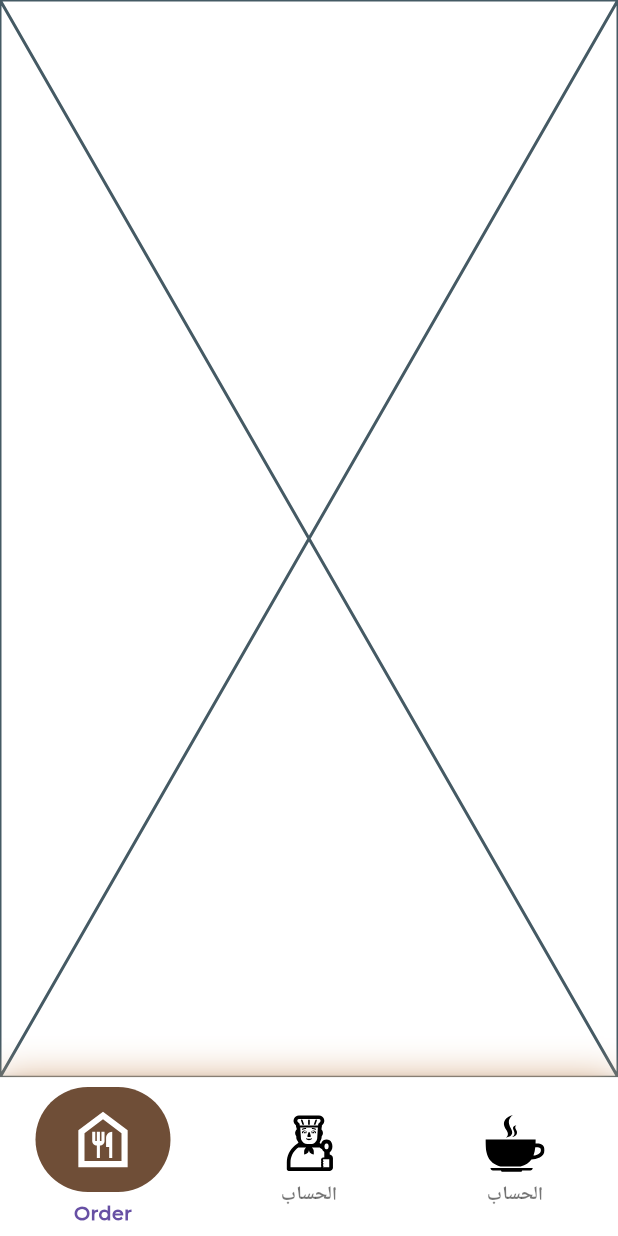
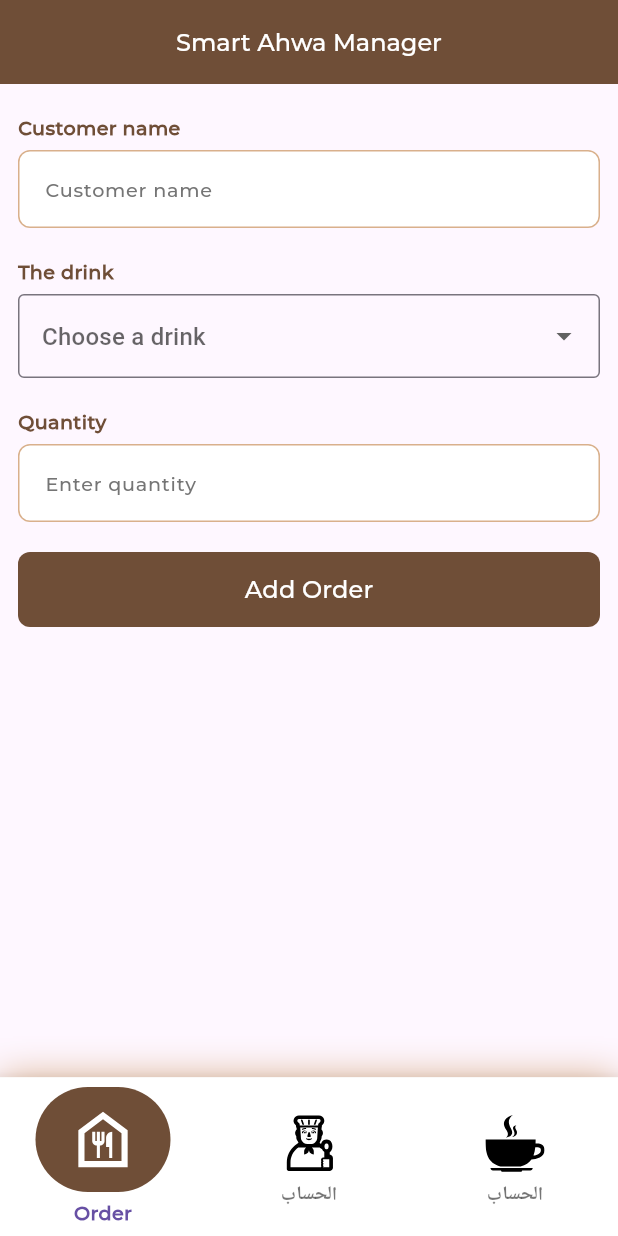
Before and after one commit to Elgammal1299/smart_ahwa_manager, a Flutter app: the screen it shows after launch, on a phone screen of 412 x 824 dp. Run offline on Flutter 3.47's test engine with Material 3 defaults, Android fonts, the phone set to English and light mode, and no system bars; our stand-ins replace flutter_bloc, flutter_svg; project files that could hold a hidden picture were left out.

Commit message:
feat: Implement custom widgets and enhance home screen layout

```diff
--- a/lib/core/utils/app_styles.dart
+++ b/lib/core/utils/app_styles.dart
@@ -1,10 +1,11 @@
 import 'package:flutter/material.dart';
+import 'package:smart_ahwa_manager/core/utils/app_colors.dart';
 import 'package:smart_ahwa_manager/core/utils/size_config.dart';
 
 abstract class AppStyles {
   static TextStyle styleRegular16(context) {
     return TextStyle(
-      color: const Color(0xFF064060),
+      color: AppColors.textSecondary,
       fontSize: getResponsiveFontSize(context, fontSize: 16),
       fontFamily: 'Montserrat',
       fontWeight: FontWeight.w400,
@@ -13,7 +14,7 @@ abstract class AppStyles {
 
   static TextStyle styleBold16(BuildContext context) {
     return TextStyle(
-      color: const Color(0xFF4EB7F2),
+      color: AppColors.primary,
       fontSize: getResponsiveFontSize(context, fontSize: 16),
       fontFamily: 'Montserrat',
       fontWeight: FontWeight.w700,
@@ -67,10 +68,10 @@ abstract class AppStyles {
 
   static TextStyle styleSemiBold24(BuildContext context) {
     return TextStyle(
-      color: const Color(0xFF4EB7F2),
+      color: AppColors.primary,
       fontSize: getResponsiveFontSize(context, fontSize: 24),
       fontFamily: 'Montserrat',
-      fontWeight: FontWeight.w600,
+      fontWeight: FontWeight.bold,
     );
   }
 
--- /dev/null
+++ b/lib/core/widget/custom_elevated_button.dart
@@ -0,0 +1,67 @@
+import 'package:flutter/material.dart';
+import 'package:smart_ahwa_manager/core/utils/app_colors.dart';
+import 'package:smart_ahwa_manager/core/utils/app_styles.dart';
+
+/// Generic button widget
+class CustomElevatedButton extends StatelessWidget {
+  final VoidCallback onPressed;
+  final String text;
+  final double? heigth;
+  final double? width;
+  final double? borderRadius;
+  final Color? backgroundColor;
+  final Color? borderColor;
+  final Color? overlayColor;
+  final TextStyle? textStyle;
+  final Widget? icon;
+  final TextDirection? textDirection;
+  const CustomElevatedButton({
+    super.key,
+    required this.text,
+    required this.onPressed,
+    this.heigth,
+    this.backgroundColor,
+    this.borderRadius,
+    this.textStyle,
+    this.icon,
+    this.borderColor,
+    this.overlayColor,
+    this.textDirection,
+    this.width,
+  });
+
+  @override
+  Widget build(BuildContext context) {
+    return Directionality(
+      textDirection: textDirection ?? TextDirection.ltr,
+      child: SizedBox(
+        width: width ?? double.infinity,
+        height: heigth ?? 50,
+        child: ElevatedButton.icon(
+          onPressed: onPressed,
+          icon: icon,
+          iconAlignment: IconAlignment.start,
+          style: OutlinedButton.styleFrom(
+            shadowColor: Colors.transparent,
+            overlayColor: overlayColor ?? AppColors.primary,
+            side: BorderSide(color: borderColor ?? Colors.transparent),
+            backgroundColor: backgroundColor ?? AppColors.primary,
+            shape: RoundedRectangleBorder(
+              borderRadius: BorderRadius.circular(borderRadius ?? 8),
+            ),
+          ),
+          label: FittedBox(
+            child: Text(
+              text,
+              style:
+                  textStyle ??
+                  AppStyles.styleSemiBold20(
+                    context,
+                  ).copyWith(color: Colors.white),
+            ),
+          ),
+        ),
+      ),
+    );
+  }
+}
--- /dev/null
+++ b/lib/core/widget/custom_text_form.dart
@@ -0,0 +1,125 @@
+import 'package:flutter/material.dart';
+import 'package:smart_ahwa_manager/core/utils/app_colors.dart';
+import 'package:smart_ahwa_manager/core/utils/app_styles.dart';
+
+class CustomTextForm extends StatelessWidget {
+  final String hintText;
+  final TextAlign? textAlign;
+  final String? initialValue;
+  final bool? isValidator;
+  final bool? isObscureText;
+  final bool? isclickable;
+  final EdgeInsetsGeometry? contentPadding;
+  final Widget? suffixIcon;
+  final Widget? prefixIcon;
+  final TextEditingController? controller;
+  final TextInputType? keyboardType;
+  final TextStyle? hintStyle;
+  final TextStyle? style;
+  final Color? cursorColor;
+  final Color? cursorErrorColor;
+  final Color? hoverColor;
+  final Color? fillColor;
+  final Color? colorEnableBorder;
+  final Color? disabledBorder;
+  final FormFieldValidator<String>? validator;
+  final FocusNode? focusNode;
+  final FocusNode? nextFocusNode;
+  final int? maxLines;
+  final FormFieldSetter<String>? onSaved;
+  final Key? valueKey;
+  final Function()? onTap;
+  final String? apiError;
+  const CustomTextForm({
+    super.key,
+    required this.hintText,
+    this.contentPadding,
+    this.isObscureText,
+    this.hintStyle,
+    this.style,
+    this.suffixIcon,
+    this.prefixIcon,
+    this.controller,
+    this.keyboardType,
+    this.validator,
+    this.cursorColor,
+    this.cursorErrorColor,
+    this.hoverColor,
+    this.fillColor,
+    this.focusNode,
+    this.nextFocusNode,
+    this.colorEnableBorder,
+    this.maxLines,
+    this.onSaved,
+    this.valueKey,
+    this.isclickable,
+    this.disabledBorder,
+    this.initialValue,
+    this.onTap,
+    this.textAlign,
+    this.isValidator,
+    this.apiError,
+  });
+  @override
+  Widget build(BuildContext context) {
+    return TextFormField(
+      key: valueKey,
+      initialValue: initialValue,
+      enabled: isclickable,
+      readOnly: isclickable ?? false,
+      onTap: onTap,
+      onFieldSubmitted: (value) =>
+          FocusScope.of(context).requestFocus(nextFocusNode),
+      focusNode: focusNode,
+      onChanged: onSaved,
+      maxLines: maxLines ?? 1,
+      textAlign: textAlign ?? TextAlign.start,
+      decoration: InputDecoration(
+        hintText: hintText,
+        hintStyle: hintStyle ?? AppStyles.styleRegular16(context),
+        isDense: true,
+        contentPadding: contentPadding ?? EdgeInsets.all(14),
+        suffixIcon: suffixIcon,
+        suffixIconConstraints: BoxConstraints(minWidth: 14, minHeight: 8),
+        hoverColor: hoverColor,
+        filled: true,
+        fillColor: fillColor ?? AppColors.cardBackground,
+        alignLabelWithHint: true,
+        prefixIcon: prefixIcon,
+        errorText: apiError,
+        focusedBorder: OutlineInputBorder(
+          borderRadius: BorderRadius.all(Radius.circular(14)),
+          borderSide: BorderSide(color: AppColors.secondary),
+        ),
+        enabledBorder: OutlineInputBorder(
+          borderRadius: BorderRadius.all(Radius.circular(8)),
+          borderSide: BorderSide(
+            color: colorEnableBorder ?? AppColors.secondary,
+          ),
+        ),
+        errorBorder: OutlineInputBorder(
+          borderRadius: BorderRadius.all(Radius.circular(10)),
+          borderSide: BorderSide(color: Colors.red),
+        ),
+        focusedErrorBorder: OutlineInputBorder(
+          borderRadius: BorderRadius.all(Radius.circular(10)),
+          borderSide: BorderSide(color: Colors.red),
+        ),
+      ),
+      controller: controller,
+      keyboardType: keyboardType ?? TextInputType.text,
+      style: style,
+      obscureText: isObscureText ?? false,
+      cursorColor: cursorColor ?? AppColors.primary,
+      cursorErrorColor: cursorErrorColor ?? Colors.red,
+      validator: isValidator ?? true
+          ? (value) {
+              if (value == null || value.isEmpty) {
+                return '$hintText مطلوب';
+              }
+              return null;
+            }
+          : null,
+    );
+  }
+}
--- a/lib/feature/home/home_screen.dart
+++ b/lib/feature/home/home_screen.dart
@@ -1,10 +1,33 @@
-import 'package:flutter/widgets.dart';
+import 'package:flutter/material.dart';
+import 'package:smart_ahwa_manager/core/utils/app_colors.dart';
+import 'package:smart_ahwa_manager/core/utils/app_styles.dart';
+import 'package:smart_ahwa_manager/feature/home/widget/add_order_form.dart';
 
 class HomeScreen extends StatelessWidget {
   const HomeScreen({super.key});
 
   @override
   Widget build(BuildContext context) {
-    return const Placeholder();
+    return SafeArea(
+      child: Scaffold(
+        appBar: AppBar(
+          title: Text(
+            'Smart Ahwa Manager',
+            style: AppStyles.styleSemiBold20(
+              context,
+            ).copyWith(color: Colors.white),
+          ),
+          centerTitle: true,
+          backgroundColor: AppColors.primary,
+        ),
+        body: Padding(
+          padding: const EdgeInsets.symmetric(horizontal: 12),
+          child: Column(
+            crossAxisAlignment: CrossAxisAlignment.start,
+            children: [SizedBox(height: 20), CustomAddOrderTextField()],
+          ),
+        ),
+      ),
+    );
   }
 }
--- /dev/null
+++ b/lib/feature/home/widget/add_order_form.dart
@@ -0,0 +1,128 @@
+import 'package:flutter/material.dart';
+import 'package:smart_ahwa_manager/core/utils/app_styles.dart';
+import 'package:smart_ahwa_manager/core/widget/custom_elevated_button.dart';
+import 'package:smart_ahwa_manager/core/widget/custom_text_form.dart';
+
+class CustomAddOrderTextField extends StatefulWidget {
+  const CustomAddOrderTextField({super.key});
+
+  @override
+  State<CustomAddOrderTextField> createState() =>
+      _CustomAddOrderTextFeildState();
+}
+
+class _CustomAddOrderTextFeildState extends State<CustomAddOrderTextField> {
+  final TextEditingController customerNameController = TextEditingController();
+  final TextEditingController quantityController = TextEditingController();
+
+  // المشروبات المتاحة
+  final List<String> drinks = ["شاي", "قهوة", "عصير", "نسكافيه"];
+  String? selectedDrink;
+
+  // إضافات لكل مشروب
+  final Map<String, List<String>> additionsMap = {
+    "شاي": ["نعناع", "سكر زيادة", "سكر قليل", "لبن"],
+    "قهوة": ["لبن", "بدون سكر", "سكر زيادة", "بندق"],
+    "عصير": ["ثلج", "بدون سكر"],
+    "نسكافيه": ["لبن", "سكر قليل", "سكر زيادة"],
+  };
+
+  String? selectedAddition;
+
+  @override
+  void dispose() {
+    customerNameController.dispose();
+    quantityController.dispose();
+    super.dispose();
+  }
+
+  @override
+  Widget build(BuildContext context) {
+    // الإضافات الخاصة بالمشروب الحالي
+    final List<String> availableAdditions = selectedDrink != null
+        ? additionsMap[selectedDrink]!
+        : [];
+
+    return Column(
+      crossAxisAlignment: CrossAxisAlignment.start,
+      children: [
+        /// اسم العميل
+        Text('Customer name', style: AppStyles.styleBold16(context)),
+        const SizedBox(height: 6),
+        CustomTextForm(
+          hintText: 'Customer name',
+          controller: customerNameController,
+        ),
+        const SizedBox(height: 20),
+
+        Text('The drink', style: AppStyles.styleBold16(context)),
+        const SizedBox(height: 6),
+        DropdownButtonFormField<String>(
+          initialValue: selectedDrink,
+          items: drinks
+              .map(
+                (drink) => DropdownMenuItem(value: drink, child: Text(drink)),
+              )
+              .toList(),
+          onChanged: (value) {
+            setState(() {
+              selectedDrink = value;
+              selectedAddition = null;
+            });
+          },
+          decoration: const InputDecoration(
+            border: OutlineInputBorder(),
+            hintText: "Choose a drink",
+          ),
+        ),
+        const SizedBox(height: 20),
+
+        /// العدد
+        Text('Quantity', style: AppStyles.styleBold16(context)),
+        const SizedBox(height: 6),
+        CustomTextForm(
+          hintText: 'Enter quantity',
+          controller: quantityController,
+          keyboardType: TextInputType.number,
+        ),
+        const SizedBox(height: 20),
+
+        if (selectedDrink != null) ...[
+          Text('Additions', style: AppStyles.styleBold16(context)),
+          const SizedBox(height: 6),
+          DropdownButtonFormField<String>(
+            initialValue: selectedAddition,
+            items: availableAdditions
+                .map(
+                  (addition) =>
+                      DropdownMenuItem(value: addition, child: Text(addition)),
+                )
+                .toList(),
+            onChanged: (value) {
+              setState(() {
+                selectedAddition = value;
+              });
+            },
+            decoration: const InputDecoration(
+              border: OutlineInputBorder(),
+              hintText: "Choose an addition",
+            ),
+          ),
+          const SizedBox(height: 20),
+        ],
+
+        CustomElevatedButton(
+          onPressed: () {
+            if (selectedDrink != null && quantityController.text.isNotEmpty) {
+              print("Customer: ${customerNameController.text}");
+              print("Drink: $selectedDrink");
+              print("Quantity: ${quantityController.text}");
+              print("Addition: $selectedAddition");
+            }
+          },
+          text: 'Add Order',
+        ),
+      ],
+    );
+  }
+}
--- a/lib/main.dart
+++ b/lib/main.dart
@@ -13,7 +13,7 @@ class SmartAhwaManager extends StatelessWidget {
   Widget build(BuildContext context) {
     return MaterialApp(
       title: 'Smart Ahwa Manager',
-
+      debugShowCheckedModeBanner: false,
       initialRoute: AppRoutes.splasahRouter,
       onGenerateRoute: AppRouter.generateRoute,
     );
```
